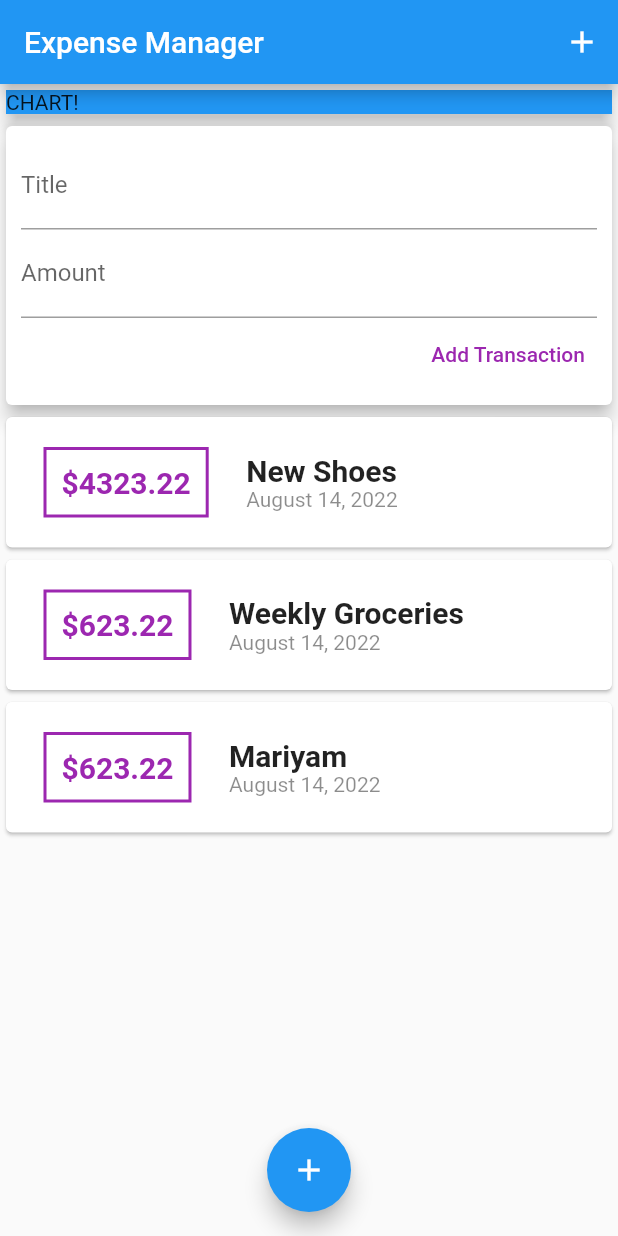
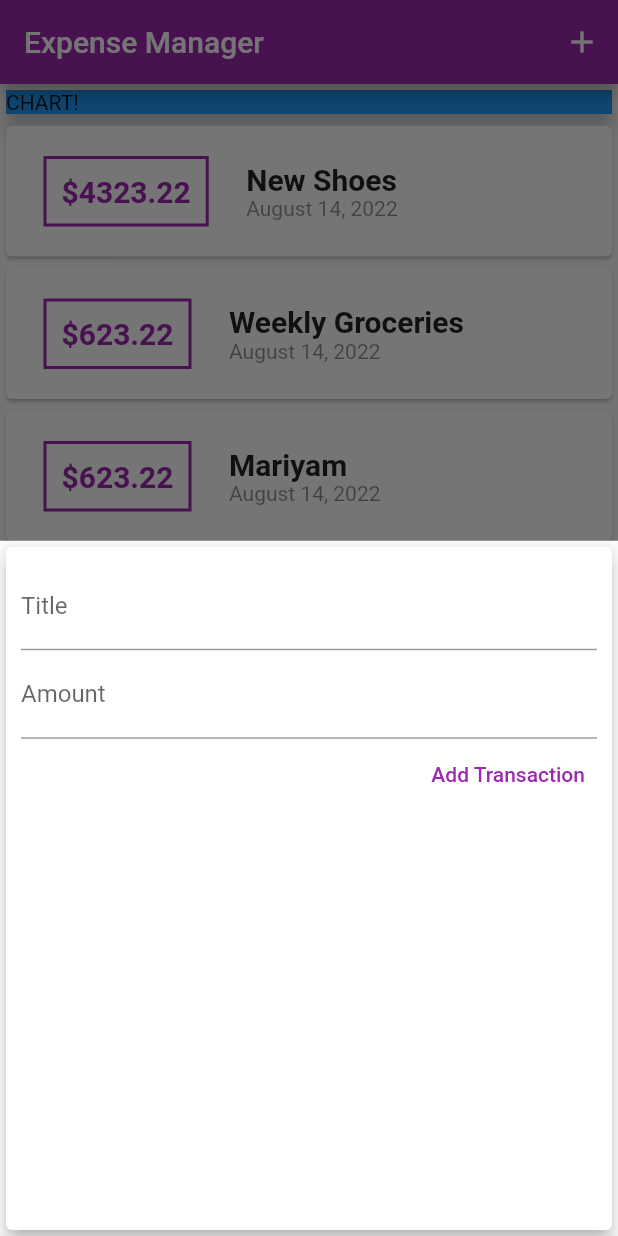
Before and after one commit to cjmaaz/ExpenseApp_Flutter, a Flutter app: the screen it shows after launch, after a tap on the "add" icon, on a phone screen of 412 x 824 dp. Run offline on Flutter 3.47's test engine with Material 2 defaults, Android fonts, the phone set to English and light mode, and no system bars.

Commit message:
Adding Transaction from Banner/Theme/Restructure

```diff
--- a/lib/main.dart
+++ b/lib/main.dart
@@ -1,8 +1,7 @@
-import 'package:expense_app/widgets/user_transaction.dart';
-
 import './widgets/new_transaction.dart';
 import './widgets/transaction_list.dart';
 import 'package:flutter/material.dart';
+import 'models/transaction.dart';
 
 void main() {
   runApp(MyApp());
@@ -14,21 +13,60 @@ class MyApp extends StatelessWidget {
     return MaterialApp(
       title: 'Expense Manager',
       debugShowCheckedModeBanner: false,
+      theme: ThemeData(
+        primarySwatch: Colors.purple,
+      ),
       home: MyHomePage(),
     );
   }
 }
 
-class MyHomePage extends StatelessWidget {
-  // String? titleInput;
-  // String? amountInput;
+class MyHomePage extends StatefulWidget {
+  @override
+  State<MyHomePage> createState() => _MyHomePageState();
+}
+
+class _MyHomePageState extends State<MyHomePage> {
+  final List<Transaction> _userTransactions = [
+    Transaction(id: 't1', title: 'New Shoes', amount: 4323.22, date: DateTime.now()),
+    Transaction(id: 't2', title: 'Weekly Groceries', amount: 623.22, date: DateTime.now()),
+    Transaction(id: 't3', title: 'Mariyam', amount: 623.22, date: DateTime.now()),
+  ];
+
+  void _addNewTransaction(String txTitle, double txAmount) {
+    final newTx = Transaction(
+      id: DateTime.now().toString(),
+      title: txTitle,
+      amount: txAmount,
+      date: DateTime.now(),
+    );
+    setState(() {
+      _userTransactions.add(newTx);
+    });
+  }
+
+  void _startAddNewTransaction(BuildContext ctx) {
+    showModalBottomSheet(
+      context: ctx,
+      builder: (bCtx) {
+        // return GestureDetector(
+        //   onTap: () {},
+        //   child: NewTransaction(_addNewTransaction),
+        //   behavior: HitTestBehavior.opaque,
+        // );
+        return NewTransaction(_addNewTransaction);
+      },
+    );
+  }
 
   @override
   Widget build(BuildContext context) {
     return Scaffold(
       appBar: AppBar(
         title: Text('Expense Manager'),
-        actions: <Widget>[IconButton(onPressed: () {}, icon: Icon(Icons.add))],
+        actions: <Widget>[
+          IconButton(onPressed: () => _startAddNewTransaction(context), icon: Icon(Icons.add))
+        ],
       ),
       body: SingleChildScrollView(
         child: Column(
@@ -43,12 +81,12 @@ class MyHomePage extends StatelessWidget {
                 child: Text('CHART!'),
               ),
             ),
-            UserTransaction(),
+            TransactionList(_userTransactions),
           ],
         ),
       ),
       floatingActionButton: FloatingActionButton(
-        onPressed: () {},
+        onPressed: () => _startAddNewTransaction(context),
         child: Icon(Icons.add),
       ),
       floatingActionButtonLocation: FloatingActionButtonLocation.centerFloat,
--- a/lib/widgets/new_transaction.dart
+++ b/lib/widgets/new_transaction.dart
@@ -1,11 +1,19 @@
 import 'package:flutter/material.dart';
+import 'package:flutter/widgets.dart';
 
-class NewTransaction extends StatelessWidget {
-  final titleController = TextEditingController();
-  final amountController = TextEditingController();
+class NewTransaction extends StatefulWidget {
   final void Function(String, double) addNew;
 
   NewTransaction(this.addNew);
+
+  @override
+  State<NewTransaction> createState() => _NewTransactionState();
+}
+
+class _NewTransactionState extends State<NewTransaction> {
+  final titleController = TextEditingController();
+
+  final amountController = TextEditingController();
 
   void submitData() {
     final enteredTitle = titleController.text;
@@ -14,8 +22,8 @@ class NewTransaction extends StatelessWidget {
     if (enteredTitle.isEmpty || enteredAmount <= 0) {
       return;
     }
-
-    addNew(enteredTitle, enteredAmount);
+    widget.addNew(enteredTitle, enteredAmount);
+    Navigator.of(context).pop();
   }
 
   @override
@@ -33,7 +41,7 @@ class NewTransaction extends StatelessWidget {
               //   titleInput = value;
               // },
               controller: titleController,
-              onSubmitted: (_) => submitData,
+              onSubmitted: (_) => submitData(),
             ),
             TextField(
               decoration: InputDecoration(labelText: 'Amount'),
@@ -42,7 +50,7 @@ class NewTransaction extends StatelessWidget {
               // },
               controller: amountController,
               keyboardType: TextInputType.numberWithOptions(decimal: true),
-              onSubmitted: (_) => submitData,
+              onSubmitted: (_) => submitData(),
             ),
             TextButton(
               onPressed: () {
@@ -53,7 +61,7 @@ class NewTransaction extends StatelessWidget {
                 submitData();
               },
               style: TextButton.styleFrom(
-                primary: Colors.purple,
+                primary: Theme.of(context).primaryColor,
               ),
               child: Text('Add Transaction'),
             )
--- a/lib/widgets/transaction_list.dart
+++ b/lib/widgets/transaction_list.dart
@@ -20,16 +20,19 @@ class TransactionList extends StatelessWidget {
                 children: <Widget>[
                   Container(
                     decoration: BoxDecoration(
-                      border: Border.all(color: Colors.purple, width: 2),
+                      border: Border.all(
+                        color: Theme.of(context).primaryColor,
+                        width: 2,
+                      ),
                     ),
                     padding: EdgeInsets.all(10),
                     margin: EdgeInsets.symmetric(vertical: 20, horizontal: 25),
                     child: Text(
                       '\$${transactions[idx].amount.toStringAsFixed(2)}',
-                      style: const TextStyle(
+                      style: TextStyle(
                         fontWeight: FontWeight.bold,
                         fontSize: 20,
-                        color: Colors.purple,
+                        color: Theme.of(context).primaryColor,
                       ),
                     ),
                   ),
--- a/lib/widgets/user_transaction.dart
+++ /dev/null
@@ -1,39 +0,0 @@
-import '../models/transaction.dart';
-import './new_transaction.dart';
-import './transaction_list.dart';
-import 'package:flutter/material.dart';
-
-class UserTransaction extends StatefulWidget {
-  @override
-  State<UserTransaction> createState() => _UserTransactionState();
-}
-
-class _UserTransactionState extends State<UserTransaction> {
-  final List<Transaction> _userTransactions = [
-    Transaction(id: 't1', title: 'New Shoes', amount: 4323.22, date: DateTime.now()),
-    Transaction(id: 't2', title: 'Weekly Groceries', amount: 623.22, date: DateTime.now()),
-    Transaction(id: 't3', title: 'Mariyam', amount: 623.22, date: DateTime.now()),
-  ];
-
-  void _addNewTransaction(String txTitle, double txAmount) {
-    final newTx = Transaction(
-      id: DateTime.now().toString(),
-      title: txTitle,
-      amount: txAmount,
-      date: DateTime.now(),
-    );
-    setState(() {
-      _userTransactions.add(newTx);
-    });
-  }
-
-  @override
-  Widget build(BuildContext context) {
-    return Column(
-      children: <Widget>[
-        NewTransaction(_addNewTransaction),
-        TransactionList(_userTransactions),
-      ],
-    );
-  }
-}
```
